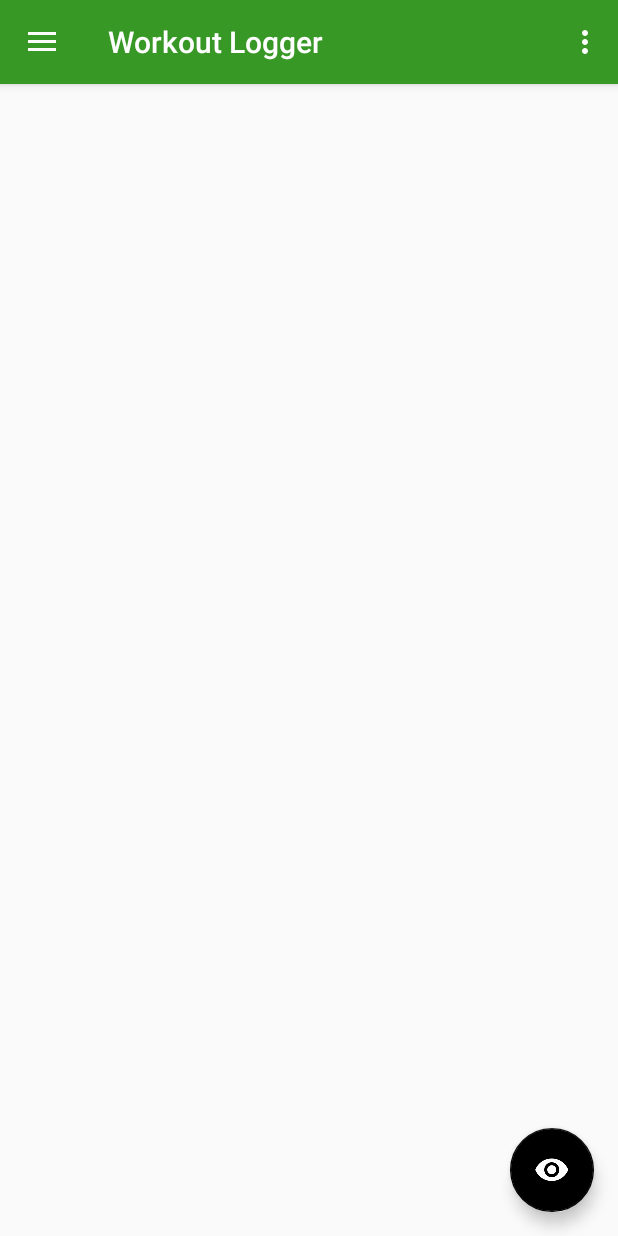
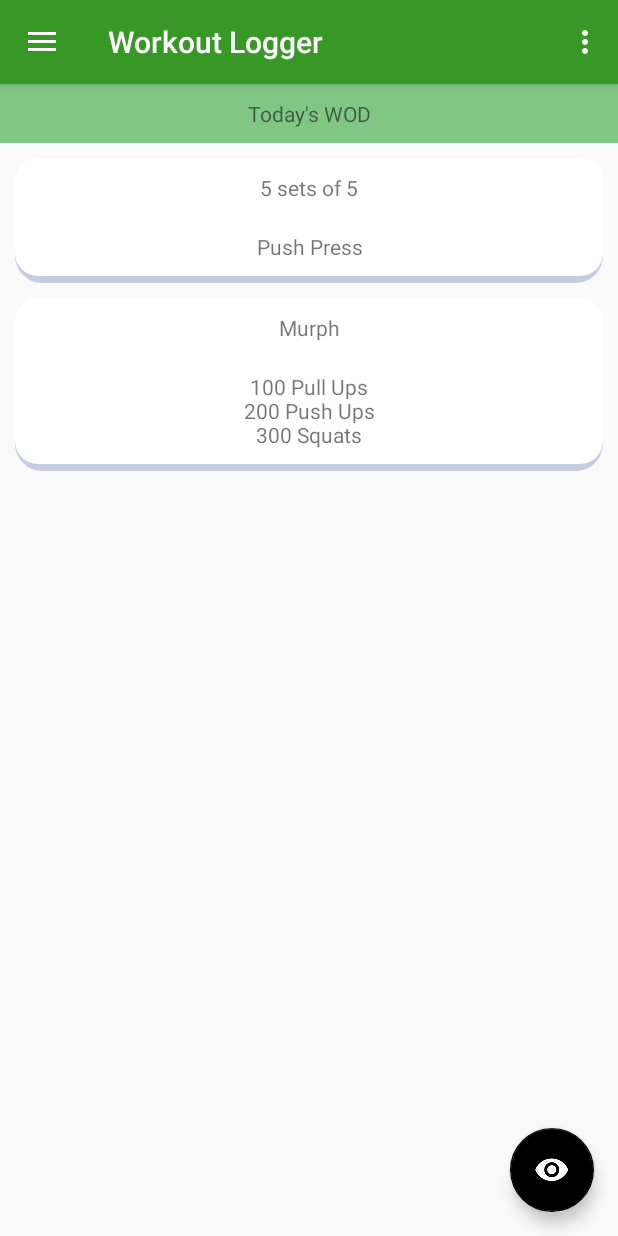
Before and after one commit to Jethro234/RealmBinding, an Android app: the screen it shows after launch (MainActivity), on a phone screen of 412 x 824 dp. Run offline under Robolectric (Android 15) with nearby library versions, the phone set to English and light mode, and no system bars; libraries missing offline, so code that uses them is left out: io.realm; 2 statements that could not run were skipped.

Commit message:
Added layout views for today's wod functionality.

```diff
--- a/app/src/main/java/com/example/james/realmbinding/ui/main/MainActivity.java
+++ b/app/src/main/java/com/example/james/realmbinding/ui/main/MainActivity.java
@@ -61,6 +61,8 @@ public class MainActivity extends AppCompatActivity implements NavigationView.On
 
         NavigationView navigationView = findViewById(R.id.nav_view);
         navigationView.setNavigationItemSelectedListener(this);
+
+        //TODO - implement today's wod funcitonality for main screen
     }
 
     @Override
--- /dev/null
+++ b/app/src/main/res/drawable/rounded_corners.xml
@@ -0,0 +1,25 @@
+<layer-list xmlns:android="http://schemas.android.com/apk/res/android">
+    <item>
+        <shape android:shape="rectangle">
+
+            <solid android:color="#FFFFFF" />
+
+            <stroke
+                android:width="6dp"
+                android:color="#C4CDE0" />
+
+            <padding android:bottom="5dp" />
+
+            <corners android:radius="15dp" />
+        </shape>
+    </item>
+
+    <item>
+        <shape android:shape="rectangle">
+
+            <solid android:color="#FFFFFF" />
+
+            <corners android:radius="15dp" />
+        </shape>
+    </item>
+</layer-list>
--- a/app/src/main/res/layout/content_main.xml
+++ b/app/src/main/res/layout/content_main.xml
@@ -8,4 +8,80 @@
     tools:context="com.example.james.realmbinding.ui.main.MainActivity"
     tools:showIn="@layout/app_bar_main">
 
+    <android.support.constraint.ConstraintLayout
+        android:id="@+id/today_wod_container"
+        android:layout_width="match_parent"
+        android:layout_height="wrap_content"
+        android:background="@color/colorAccent">
+
+        <TextView
+            android:id="@+id/txt_todays_wod"
+            android:layout_width="match_parent"
+            android:layout_height="wrap_content"
+            android:padding="10dp"
+            android:text="@string/lbl_todays_wod"
+            android:textAlignment="center"
+            app:layout_constraintEnd_toEndOf="parent"
+            app:layout_constraintStart_toStartOf="parent"
+            app:layout_constraintTop_toTopOf="parent" />
+    </android.support.constraint.ConstraintLayout>
+
+    <android.support.constraint.ConstraintLayout
+        android:id="@+id/today_wod_container_2"
+        android:layout_width="match_parent"
+        android:layout_height="wrap_content"
+        android:layout_margin="10dp"
+        android:layout_marginBottom="8dp"
+        android:background="@drawable/rounded_corners"
+        app:layout_constraintEnd_toEndOf="parent"
+        app:layout_constraintStart_toStartOf="parent"
+        app:layout_constraintTop_toBottomOf="@+id/today_wod_container">
+
+        <TextView
+            android:id="@+id/txt_sets"
+            android:layout_width="match_parent"
+            android:layout_height="wrap_content"
+            android:padding="10dp"
+            android:text="@string/lbl_todays_wod_sets"
+            android:textAlignment="center" />
+
+        <TextView
+            android:id="@+id/txt_exercise"
+            android:layout_width="match_parent"
+            android:layout_height="wrap_content"
+            android:padding="10dp"
+            android:text="@string/lbl_todays_wod_exercise"
+            android:textAlignment="center"
+            app:layout_constraintTop_toBottomOf="@+id/txt_sets" />
+    </android.support.constraint.ConstraintLayout>
+
+    <android.support.constraint.ConstraintLayout
+        android:id="@+id/today_wod_container_3"
+        android:layout_width="match_parent"
+        android:layout_height="wrap_content"
+        android:layout_margin="10dp"
+        android:layout_marginBottom="8dp"
+        android:background="@drawable/rounded_corners"
+        app:layout_constraintEnd_toEndOf="parent"
+        app:layout_constraintStart_toStartOf="parent"
+        app:layout_constraintTop_toBottomOf="@+id/today_wod_container_2">
+
+        <TextView
+            android:id="@+id/txt_wod_name"
+            android:layout_width="match_parent"
+            android:layout_height="wrap_content"
+            android:padding="10dp"
+            android:text="@string/lbl_todays_wod_name"
+            android:textAlignment="center" />
+
+        <TextView
+            android:id="@+id/txt_wod_details"
+            android:layout_width="match_parent"
+            android:layout_height="wrap_content"
+            android:padding="10dp"
+            android:text="@string/lbl_todays_wod_details"
+            android:textAlignment="center"
+            app:layout_constraintTop_toBottomOf="@+id/txt_wod_name" />
+    </android.support.constraint.ConstraintLayout>
+
 </android.support.constraint.ConstraintLayout>
--- a/app/src/main/res/values/strings.xml
+++ b/app/src/main/res/values/strings.xml
@@ -8,6 +8,12 @@
     <string name="lbl_add_wod">Add WOD</string>
     <string name="lbl_wod_exercise_details">WOD Exercise Details</string>
     <string name="lbl_scan_wod">Scan WOD</string>
+
+    <string name="lbl_todays_wod">Today\'s WOD</string>
+    <string name="lbl_todays_wod_sets">5 sets of 5</string>
+    <string name="lbl_todays_wod_exercise">Push Press</string>
+    <string name="lbl_todays_wod_name">Murph</string>
+    <string name="lbl_todays_wod_details">100 Pull Ups\n200 Push Ups\n300 Squats</string>
 
     <string name="warn_enter_a_date">Please enter a date</string>
     <string name="warn_no_row_inserted">An error occurred inserting a new row</string>
```
